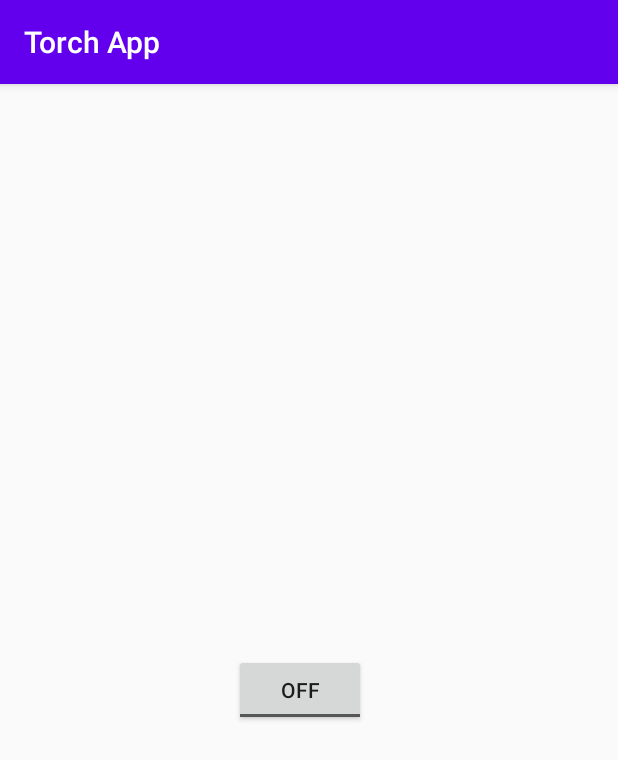
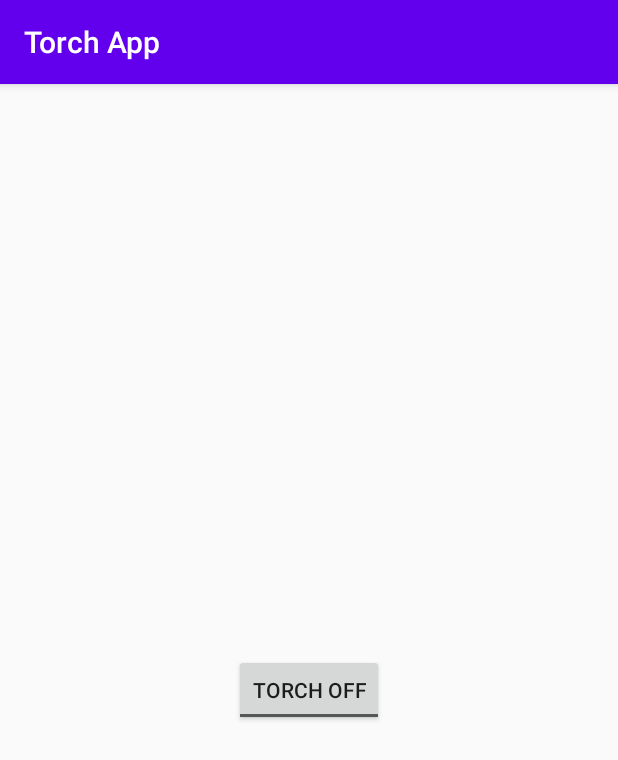
Before and after one commit to KumarSanskar/Torch_App, an Android app: the UsingToggle screen opened directly, with no data from a screen before it, on a phone screen of 412 x 824 dp. Shown: the top 760 px of the screen. Run offline under Robolectric (Android 15) with nearby library versions, the phone set to English and light mode, and no system bars.

Commit message:
set attribute TextOn and TextOff

```diff
--- a/app/src/main/res/layout/activity_using_toggle.xml
+++ b/app/src/main/res/layout/activity_using_toggle.xml
@@ -14,5 +14,6 @@
         android:layout_alignParentBottom="true"
         android:layout_marginStart="156dp"
         android:layout_marginBottom="340dp"
-        android:text="ToggleButton" />
+        android:textOn="Torch On"
+        android:textOff="Torch Off"/>
 </RelativeLayout>
```
